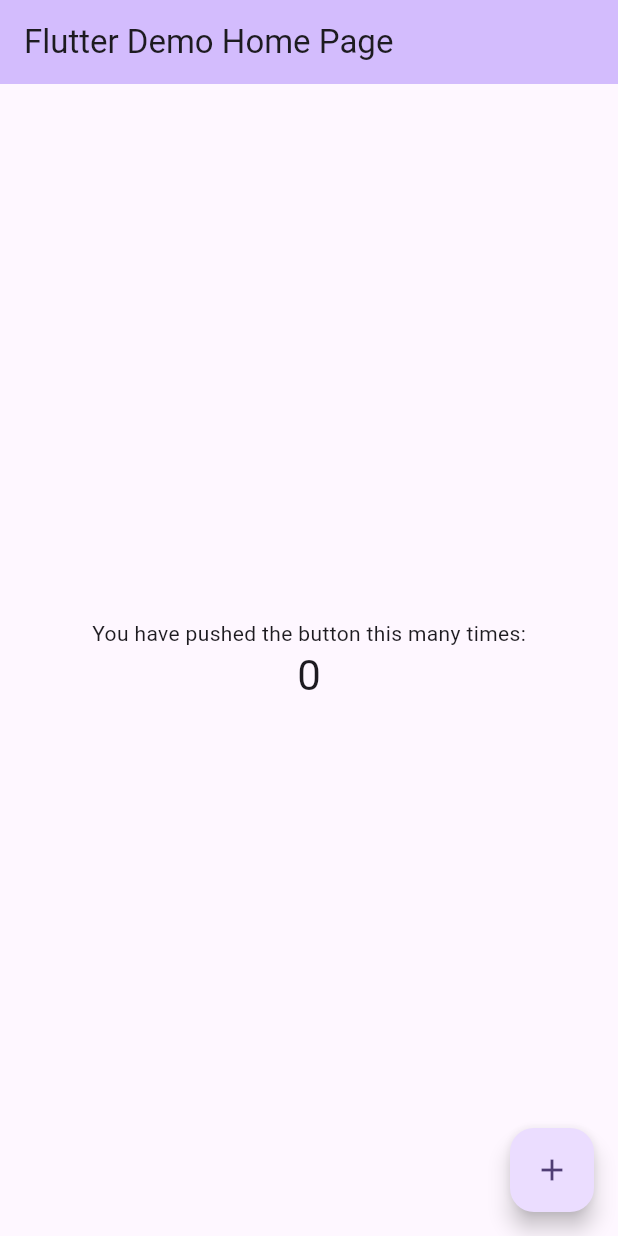
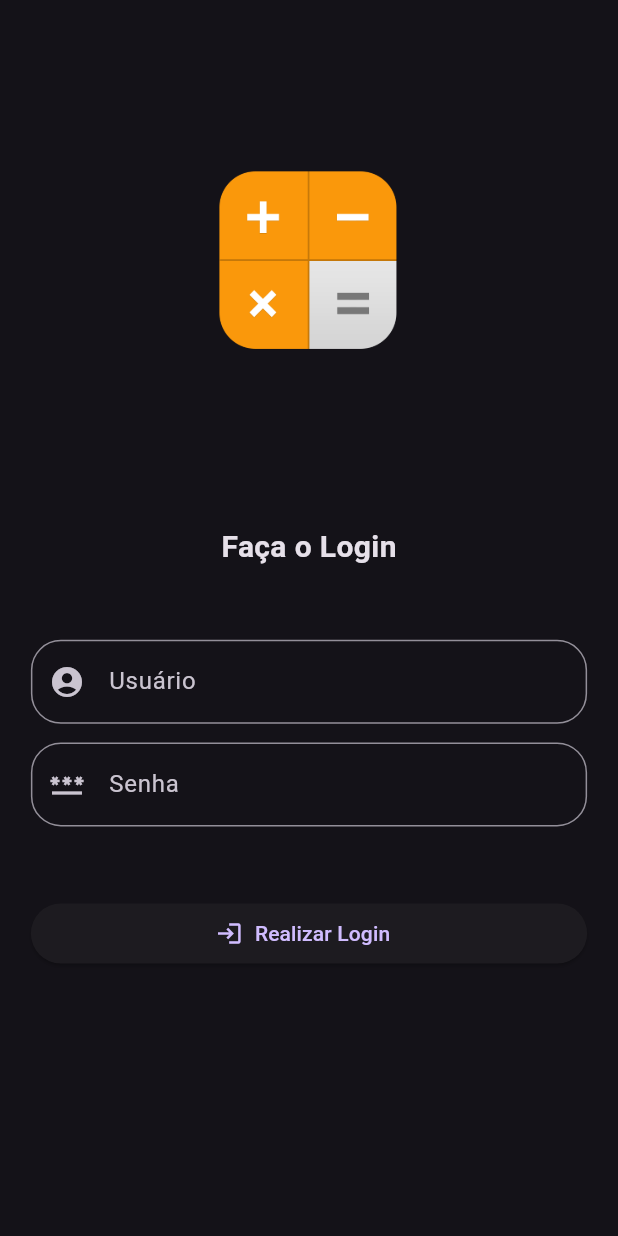
Before and after one commit to vilaJJ/CalculadoraSimples_Flutter, a Flutter app: the screen it shows after launch, on a phone screen of 412 x 824 dp. Run offline on Flutter 3.47's test engine with Material 3 defaults, Android fonts, the phone set to English and light mode, and no system bars.

Commit message:
Criada a tela de autenticação
Usuário: eduarda
Senha: eduarda123

```diff
--- a/calculadora_simples/lib/main.dart
+++ b/calculadora_simples/lib/main.dart
@@ -1,125 +1,6 @@
+import 'package:calculadora_simples/src/app_widget.dart';
 import 'package:flutter/material.dart';
 
 void main() {
-  runApp(const MyApp());
+  runApp(const AppWidget());
 }
-
-class MyApp extends StatelessWidget {
-  const MyApp({super.key});
-
-  // This widget is the root of your application.
-  @override
-  Widget build(BuildContext context) {
-    return MaterialApp(
-      title: 'Flutter Demo',
-      theme: ThemeData(
-        // This is the theme of your application.
-        //
-        // TRY THIS: Try running your application with "flutter run". You'll see
-        // the application has a purple toolbar. Then, without quitting the app,
-        // try changing the seedColor in the colorScheme below to Colors.green
-        // and then invoke "hot reload" (save your changes or press the "hot
-        // reload" button in a Flutter-supported IDE, or press "r" if you used
-        // the command line to start the app).
-        //
-        // Notice that the counter didn't reset back to zero; the application
-        // state is not lost during the reload. To reset the state, use hot
-        // restart instead.
-        //
-        // This works for code too, not just values: Most code changes can be
-        // tested with just a hot reload.
-        colorScheme: ColorScheme.fromSeed(seedColor: Colors.deepPurple),
-        useMaterial3: true,
-      ),
-      home: const MyHomePage(title: 'Flutter Demo Home Page'),
-    );
-  }
-}
-
-class MyHomePage extends StatefulWidget {
-  const MyHomePage({super.key, required this.title});
-
-  // This widget is the home page of your application. It is stateful, meaning
-  // that it has a State object (defined below) that contains fields that affect
-  // how it looks.
-
-  // This class is the configuration for the state. It holds the values (in this
-  // case the title) provided by the parent (in this case the App widget) and
-  // used by the build method of the State. Fields in a Widget subclass are
-  // always marked "final".
-
-  final String title;
-
-  @override
-  State<MyHomePage> createState() => _MyHomePageState();
-}
-
-class _MyHomePageState extends State<MyHomePage> {
-  int _counter = 0;
-
-  void _incrementCounter() {
-    setState(() {
-      // This call to setState tells the Flutter framework that something has
-      // changed in this State, which causes it to rerun the build method below
-      // so that the display can reflect the updated values. If we changed
-      // _counter without calling setState(), then the build method would not be
-      // called again, and so nothing would appear to happen.
-      _counter++;
-    });
-  }
-
-  @override
-  Widget build(BuildContext context) {
-    // This method is rerun every time setState is called, for instance as done
-    // by the _incrementCounter method above.
-    //
-    // The Flutter framework has been optimized to make rerunning build methods
-    // fast, so that you can just rebuild anything that needs updating rather
-    // than having to individually change instances of widgets.
-    return Scaffold(
-      appBar: AppBar(
-        // TRY THIS: Try changing the color here to a specific color (to
-        // Colors.amber, perhaps?) and trigger a hot reload to see the AppBar
-        // change color while the other colors stay the same.
-        backgroundColor: Theme.of(context).colorScheme.inversePrimary,
-        // Here we take the value from the MyHomePage object that was created by
-        // the App.build method, and use it to set our appbar title.
-        title: Text(widget.title),
-      ),
-      body: Center(
-        // Center is a layout widget. It takes a single child and positions it
-        // in the middle of the parent.
-        child: Column(
-          // Column is also a layout widget. It takes a list of children and
-          // arranges them vertically. By default, it sizes itself to fit its
-          // children horizontally, and tries to be as tall as its parent.
-          //
-          // Column has various properties to control how it sizes itself and
-          // how it positions its children. Here we use mainAxisAlignment to
-          // center the children vertically; the main axis here is the vertical
-          // axis because Columns are vertical (the cross axis would be
-          // horizontal).
-          //
-          // TRY THIS: Invoke "debug painting" (choose the "Toggle Debug Paint"
-          // action in the IDE, or press "p" in the console), to see the
-          // wireframe for each widget.
-          mainAxisAlignment: MainAxisAlignment.center,
-          children: <Widget>[
-            const Text(
-              'You have pushed the button this many times:',
-            ),
-            Text(
-              '$_counter',
-              style: Theme.of(context).textTheme.headlineMedium,
-            ),
-          ],
-        ),
-      ),
-      floatingActionButton: FloatingActionButton(
-        onPressed: _incrementCounter,
-        tooltip: 'Increment',
-        child: const Icon(Icons.add),
-      ), // This trailing comma makes auto-formatting nicer for build methods.
-    );
-  }
-}
--- /dev/null
+++ b/calculadora_simples/lib/src/app_widget.dart
@@ -0,0 +1,27 @@
+import 'package:calculadora_simples/src/features/auth/controllers/auth_controller.dart';
+import 'package:calculadora_simples/src/features/auth/pages/auth_page.dart';
+import 'package:calculadora_simples/src/features/splash/pages/splash_page.dart';
+import 'package:flutter/material.dart';
+import 'package:provider/provider.dart';
+
+class AppWidget extends StatelessWidget {
+  const AppWidget({super.key});
+
+  @override
+  Widget build(BuildContext context) {
+    return MultiProvider(
+      providers: [
+        ChangeNotifierProvider(create: (context) => AuthController())
+      ],
+      child: MaterialApp(
+        title: "Calculadora Simples",
+        theme: ThemeData.dark(useMaterial3: true),
+        initialRoute: "/",
+        routes: {
+          "/": (context) => const SplashPage(),
+          "/auth": (context) => const AuthPage()
+        },
+      ),
+    );
+  }
+}
--- /dev/null
+++ b/calculadora_simples/lib/src/features/auth/components/auth_button_component.dart
@@ -0,0 +1,22 @@
+import 'package:calculadora_simples/src/features/auth/controllers/auth_controller.dart';
+import 'package:calculadora_simples/src/features/auth/controllers/enums/auth_state_enum.dart';
+import 'package:flutter/material.dart';
+import 'package:provider/provider.dart';
+
+class AuthButtonComponent extends StatelessWidget {
+  const AuthButtonComponent({super.key});
+
+  @override
+  Widget build(BuildContext context) {
+    final controller = context.watch<AuthController>();
+
+    return ElevatedButton.icon(
+        onPressed: controller.state == AuthState.carregando
+            ? null
+            : () {
+                controller.realizarLogin();
+              },
+        icon: const Icon(Icons.login),
+        label: const Text("Realizar Login"));
+  }
+}
--- /dev/null
+++ b/calculadora_simples/lib/src/features/auth/controllers/auth_controller.dart
@@ -0,0 +1,26 @@
+import 'package:calculadora_simples/src/features/auth/controllers/enums/auth_state_enum.dart';
+import 'package:calculadora_simples/src/features/auth/models/auth_request_model.dart';
+import 'package:flutter/material.dart';
+
+class AuthController extends ChangeNotifier {
+  final String _usuario = "eduarda";
+  final String _senha = "eduarda123";
+
+  var authRequest = AuthRequestModel('', '');
+  var state = AuthState.parado;
+
+  Future<void> realizarLogin() async {
+    state = AuthState.carregando;
+    notifyListeners();
+
+    await Future.delayed(const Duration(seconds: 1));
+
+    if (authRequest.usuario == _usuario && authRequest.senha == _senha) {
+      state = AuthState.sucesso;
+    } else {
+      state = AuthState.erro;
+    }
+
+    notifyListeners();
+  }
+}
--- /dev/null
+++ b/calculadora_simples/lib/src/features/auth/controllers/enums/auth_state_enum.dart
@@ -0,0 +1 @@
+enum AuthState { parado, carregando, erro, sucesso }
--- /dev/null
+++ b/calculadora_simples/lib/src/features/auth/models/auth_request_model.dart
@@ -0,0 +1,10 @@
+class AuthRequestModel {
+  final String? usuario;
+  final String? senha;
+
+  AuthRequestModel(this.usuario, this.senha);
+
+  AuthRequestModel copyWith({String? usuario, String? senha}) {
+    return AuthRequestModel(usuario ?? this.usuario, senha ?? this.senha);
+  }
+}
--- /dev/null
+++ b/calculadora_simples/lib/src/features/auth/pages/auth_page.dart
@@ -0,0 +1,118 @@
+import 'package:calculadora_simples/src/features/auth/components/auth_button_component.dart';
+import 'package:calculadora_simples/src/features/auth/controllers/auth_controller.dart';
+import 'package:calculadora_simples/src/features/auth/controllers/enums/auth_state_enum.dart';
+import 'package:calculadora_simples/src/shared/device/screen_size.dart';
+import 'package:calculadora_simples/src/shared/widgets/logo_app/logo_app.dart';
+import 'package:flutter/material.dart';
+import 'package:provider/provider.dart';
+
+class AuthPage extends StatefulWidget {
+  const AuthPage({super.key});
+
+  @override
+  State<AuthPage> createState() => _AuthPageState();
+}
+
+class _AuthPageState extends State<AuthPage> {
+  late final AuthController controller;
+
+  final FocusNode _usuarioFocus = FocusNode();
+  final FocusNode _senhaFocus = FocusNode();
+
+  @override
+  void initState() {
+    super.initState();
+    controller = context.read<AuthController>();
+
+    controller.addListener(() {
+      if (controller.state == AuthState.erro) {
+        ScaffoldMessenger.of(context).showSnackBar(const SnackBar(
+            content: Text(
+                "Erro na autenticação. Verifique se os dados estão corretos.")));
+      } else if (controller.state == AuthState.sucesso) {
+        ScaffoldMessenger.of(context).showSnackBar(
+            const SnackBar(content: Text("Autenticado com sucesso.")));
+        Navigator.of(context).pushReplacementNamed("/home");
+      }
+    });
+  }
+
+  @override
+  Widget build(BuildContext context) {
+    return Scaffold(
+      body: SingleChildScrollView(
+        physics: const ScrollPhysics(),
+        child: Center(
+          child: Column(
+            children: [
+              SizedBox(
+                  width: ScreenSize.width(context) * 0.35,
+                  child: const LogoApp()),
+              Padding(
+                padding:
+                    EdgeInsets.only(bottom: ScreenSize.height(context) * 0.05),
+                child: const Text(
+                  "Faça o Login",
+                  style: TextStyle(fontSize: 20, fontWeight: FontWeight.bold),
+                ),
+              ),
+              Padding(
+                padding: EdgeInsets.symmetric(
+                    horizontal: ScreenSize.width(context) * 0.05),
+                child: Column(
+                  children: [
+                    Padding(
+                      padding: EdgeInsets.symmetric(
+                          vertical: ScreenSize.height(context) * 0.0075),
+                      child: TextField(
+                        focusNode: _usuarioFocus,
+                        decoration: const InputDecoration(
+                            border: OutlineInputBorder(
+                                borderRadius:
+                                    BorderRadius.all(Radius.circular(20))),
+                            prefixIcon: Icon(Icons.account_circle_rounded),
+                            labelText: "Usuário"),
+                        onChanged: (value) {
+                          controller.authRequest =
+                              controller.authRequest.copyWith(usuario: value);
+                        },
+                        onEditingComplete: () {
+                          _senhaFocus.requestFocus();
+                        },
+                      ),
+                    ),
+                    Padding(
+                      padding: EdgeInsets.symmetric(
+                          vertical: ScreenSize.height(context) * 0.0075),
+                      child: TextField(
+                        focusNode: _senhaFocus,
+                        decoration: const InputDecoration(
+                            border: OutlineInputBorder(
+                                borderRadius:
+                                    BorderRadius.all(Radius.circular(20))),
+                            prefixIcon: Icon(Icons.password),
+                            labelText: "Senha"),
+                        onChanged: (value) {
+                          controller.authRequest =
+                              controller.authRequest.copyWith(senha: value);
+                        },
+                        obscureText: true,
+                      ),
+                    ),
+                  ],
+                ),
+              ),
+              Padding(
+                padding: EdgeInsets.symmetric(
+                    vertical: ScreenSize.height(context) * 0.05),
+                child: SizedBox(
+                    width: ScreenSize.width(context) * 0.9,
+                    child: const AuthButtonComponent()),
+              )
+            ],
+          ),
+        ),
+      ),
+    );
+  }
+}
--- /dev/null
+++ b/calculadora_simples/lib/src/features/splash/pages/splash_page.dart
@@ -0,0 +1,36 @@
+// ignore_for_file: use_build_context_synchronously
+
+import 'package:calculadora_simples/src/shared/widgets/logo_app/logo_app.dart';
+import 'package:flutter/material.dart';
+
+class SplashPage extends StatefulWidget {
+  const SplashPage({super.key});
+
+  @override
+  State<SplashPage> createState() => _SplashPageState();
+}
+
+class _SplashPageState extends State<SplashPage> {
+  @override
+  void initState() {
+    super.initState();
+    _aguardarInicio();
+  }
+
+  Future<void> _aguardarInicio() async {
+    await Future.delayed(const Duration(seconds: 3));
+
+    Navigator.of(context).pushReplacementNamed("/auth");
+  }
+
+  @override
+  Widget build(BuildContext context) {
+    return const Scaffold(
+      body: Center(
+        child: Column(
+          children: [LogoApp(), CircularProgressIndicator()],
+        ),
+      ),
+    );
+  }
+}
--- /dev/null
+++ b/calculadora_simples/lib/src/shared/device/screen_size.dart
@@ -0,0 +1,11 @@
+import 'package:flutter/material.dart';
+
+class ScreenSize {
+  static double width(BuildContext context) {
+    return MediaQuery.of(context).size.width;
+  }
+
+  static double height(BuildContext context) {
+    return MediaQuery.of(context).size.height;
+  }
+}
--- /dev/null
+++ b/calculadora_simples/lib/src/shared/widgets/logo_app/logo_app.dart
@@ -0,0 +1,19 @@
+import 'package:calculadora_simples/src/shared/device/screen_size.dart';
+import 'package:flutter/material.dart';
+
+class LogoApp extends StatelessWidget {
+  const LogoApp({super.key});
+
+  @override
+  Widget build(BuildContext context) {
+    return Padding(
+      padding:
+          EdgeInsets.symmetric(vertical: ScreenSize.height(context) * 0.125),
+      child: Image(
+        image: const AssetImage("assets/images/calculator_icon.png"),
+        fit: BoxFit.cover,
+        width: ScreenSize.width(context),
+      ),
+    );
+  }
+}
```
Also changed, not shown: calculadora_simples/pubspec.yaml (+12 -69 lines), calculadora_simples/assets/images/calculator_icon.png (added), calculadora_simples/pubspec.lock, 30 other files.
